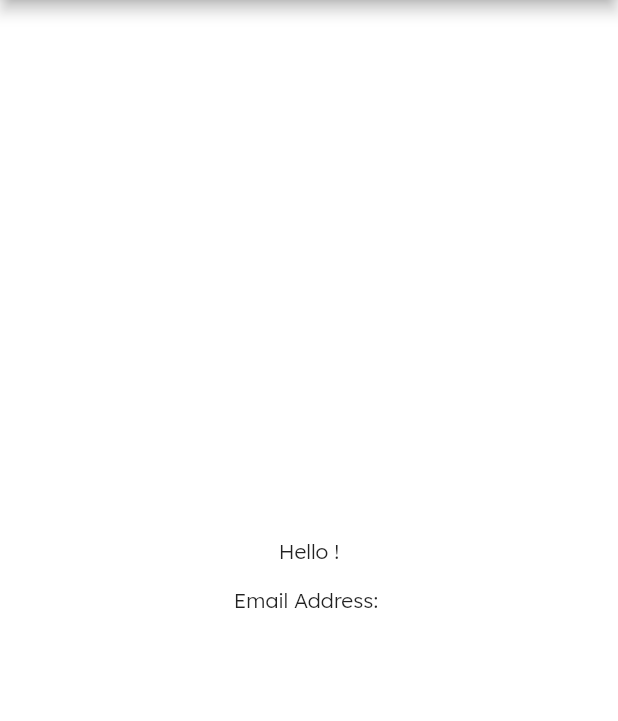
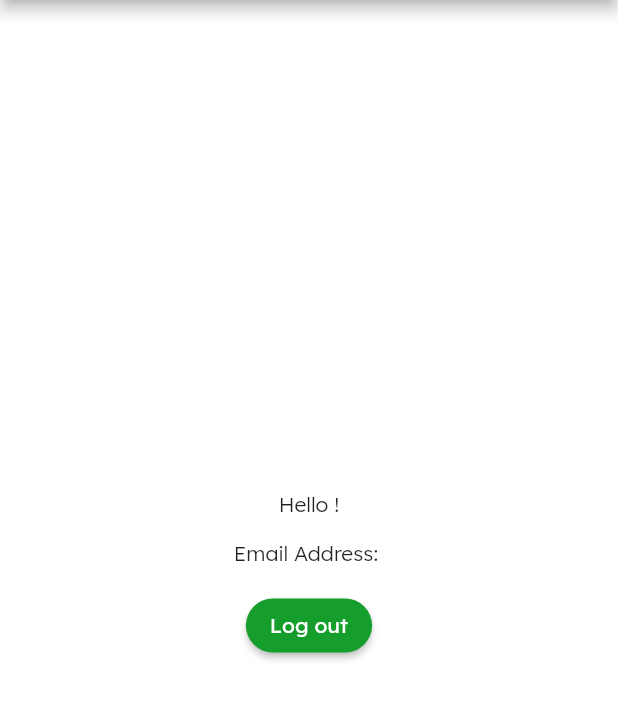
Before and after one commit to yanoo-o/E-Commerce-Project, a Flutter app: the HomePage screen opened directly with empty values, on a phone screen of 412 x 824 dp, the part 84-805 px from its top. Run offline on Flutter 3.47's test engine with Material 2 defaults, Android fonts, the phone set to English and light mode, and no system bars; our stand-ins replace firebase_auth, firebase_core; accounts and stored records are empty.

Commit message:
Update homepage.dart

```diff
--- a/lib/Screens/homepage.dart
+++ b/lib/Screens/homepage.dart
@@ -1,3 +1,4 @@
+import 'package:farmbili_2/constants.dart';
 import 'package:flutter/cupertino.dart';
 import 'package:flutter/material.dart';
 import 'package:firebase_auth/firebase_auth.dart';
@@ -12,7 +13,7 @@ class HomePage extends StatefulWidget {
   _HomePageState createState() => _HomePageState();
 }
 
-class _HomePageState extends State<HomePage>{
+class _HomePageState extends State<HomePage> {
   bool _isSendingVerification = false;
   bool _isSigningOut = false;
 
@@ -39,14 +40,35 @@ class _HomePageState extends State<HomePage>{
                   'Hello ${_currentUser.displayName}!',
                 ),
                 SizedBox(height: 15),
-              Text(
-                'Email Address: ${_currentUser.email}'
+                Text('Email Address: ${_currentUser.email}'),
+                SizedBox(height: 15),
+                _isSigningOut
+                    ? CircularProgressIndicator()
+                    : ElevatedButton(
+                        onPressed: () async {
+                          setState(() {
+                            _isSigningOut = true;
+                          });
+                          await FirebaseAuth.instance.signOut();
+                          setState(() {
+                            _isSigningOut = false;
+                          });
+                          Navigator.of(context)
+                              .pushReplacement(MaterialPageRoute(
+                            builder: (context) => LoginPage(),
+                          ));
+                        },
+                        child: Text('Log out'),
+                        style: ElevatedButton.styleFrom(
+                          primary: kPrimaryColor,
+                          shape: RoundedRectangleBorder(
+                            borderRadius: BorderRadius.circular(30)
+                          )
+                        ),
                       ),
               ],
             ),
           ),
-      )
-    );
+        ));
   }
-
 }
```
Lines whose indentation alone changed are shown as unchanged.
